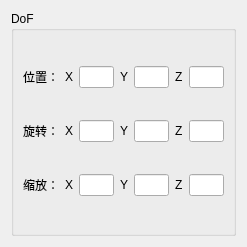
Old version of the form plugins/ctk_war_ui/DoFPropertyWgt.ui in the repository shamozhishu/zoo.
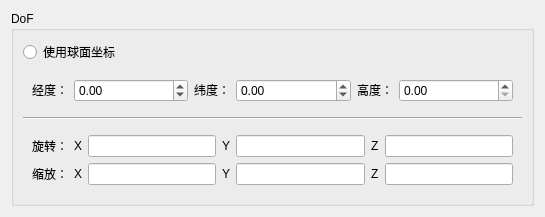
New version of the form. The open tabs and pages were chosen to show the change.

The edit to the form file:
```diff
--- a/plugins/ctk_war_ui/DoFPropertyWgt.ui
+++ b/plugins/ctk_war_ui/DoFPropertyWgt.ui
@@ -6,8 +6,8 @@
    <rect>
     <x>0</x>
     <y>0</y>
-    <width>247</width>
-    <height>247</height>
+    <width>545</width>
+    <height>189</height>
    </rect>
   </property>
   <property name="sizePolicy">
@@ -25,10 +25,67 @@
      <property name="title">
       <string>DoF</string>
      </property>
-     <layout class="QHBoxLayout" name="horizontalLayout">
+     <layout class="QVBoxLayout" name="verticalLayout">
       <item>
-       <layout class="QGridLayout" name="gridLayout">
-        <item row="0" column="3">
+       <widget class="QRadioButton" name="radioButton">
+        <property name="text">
+         <string>使用球面坐标</string>
+        </property>
+       </widget>
+      </item>
+      <item>
+       <widget class="QStackedWidget" name="stackedWidget">
+        <property name="sizePolicy">
+         <sizepolicy hsizetype="Preferred" vsizetype="Fixed">
+          <horstretch>0</horstretch>
+          <verstretch>0</verstretch>
+         </sizepolicy>
+        </property>
+        <property name="currentIndex">
+         <number>0</number>
+        </property>
+        <widget class="QWidget" name="page">
+         <layout class="QHBoxLayout" name="horizontalLayout_2">
+          <item>
+           <widget class="QLabel" name="label">
+            <property name="sizePolicy">
+             <sizepolicy hsizetype="Fixed" vsizetype="Preferred">
+              <horstretch>0</horstretch>
+              <verstretch>0</verstretch>
+             </sizepolicy>
+            </property>
+            <property name="text">
+             <string>位置：</string>
+            </property>
+           </widget>
+          </item>
+          <item>
+           <widget class="QLabel" name="label_4">
+            <property name="sizePolicy">
+             <sizepolicy hsizetype="Fixed" vsizetype="Preferred">
+              <horstretch>0</horstretch>
+              <verstretch>0</verstretch>
+             </sizepolicy>
+            </property>
+            <property name="text">
+             <string>X</string>
+            </property>
+           </widget>
+          </item>
+          <item>
+           <widget class="QLineEdit" name="lineEdit_posx">
+            <property name="sizePolicy">
+             <sizepolicy hsizetype="Preferred" vsizetype="Fixed">
+              <horstretch>0</horstretch>
+              <verstretch>0</verstretch>
+             </sizepolicy>
+            </property>
+            <property name="inputMethodHints">
+             <set>Qt::ImhNone</set>
+            </property>
+           </widget>
+          </item>
+          <item>
          <widget class="QLabel" name="label_5">
           <property name="sizePolicy">
            <sizepolicy hsizetype="Fixed" vsizetype="Preferred">
@@ -41,7 +98,17 @@
           </property>
          </widget>
         </item>
-        <item row="0" column="5">
+          <item>
+           <widget class="QLineEdit" name="lineEdit_posy">
+            <property name="sizePolicy">
+             <sizepolicy hsizetype="Preferred" vsizetype="Fixed">
+              <horstretch>0</horstretch>
+              <verstretch>0</verstretch>
+             </sizepolicy>
+            </property>
+           </widget>
+          </item>
+          <item>
          <widget class="QLabel" name="label_6">
           <property name="sizePolicy">
            <sizepolicy hsizetype="Fixed" vsizetype="Preferred">
@@ -54,7 +121,126 @@
           </property>
          </widget>
         </item>
-        <item row="1" column="0">
+          <item>
+           <widget class="QLineEdit" name="lineEdit_posz">
+            <property name="sizePolicy">
+             <sizepolicy hsizetype="Preferred" vsizetype="Fixed">
+              <horstretch>0</horstretch>
+              <verstretch>0</verstretch>
+             </sizepolicy>
+            </property>
+           </widget>
+          </item>
+         </layout>
+        </widget>
+        <widget class="QWidget" name="page_2">
+         <layout class="QHBoxLayout" name="horizontalLayout">
+          <item>
+           <widget class="QLabel" name="label_13">
+            <property name="sizePolicy">
+             <sizepolicy hsizetype="Preferred" vsizetype="Fixed">
+              <horstretch>0</horstretch>
+              <verstretch>0</verstretch>
+             </sizepolicy>
+            </property>
+            <property name="text">
+             <string>经度：</string>
+            </property>
+           </widget>
+          </item>
+          <item>
+           <widget class="QDoubleSpinBox" name="doubleSpinBox_lon">
+            <property name="sizePolicy">
+             <sizepolicy hsizetype="Expanding" vsizetype="Fixed">
+              <horstretch>0</horstretch>
+              <verstretch>0</verstretch>
+             </sizepolicy>
+            </property>
+            <property name="minimum">
+             <double>-180.000000000000000</double>
+            </property>
+            <property name="maximum">
+             <double>180.000000000000000</double>
+            </property>
+           </widget>
+          </item>
+          <item>
+           <widget class="QLabel" name="label_14">
+            <property name="sizePolicy">
+             <sizepolicy hsizetype="Preferred" vsizetype="Fixed">
+              <horstretch>0</horstretch>
+              <verstretch>0</verstretch>
+             </sizepolicy>
+            </property>
+            <property name="text">
+             <string>纬度：</string>
+            </property>
+           </widget>
+          </item>
+          <item>
+           <widget class="QDoubleSpinBox" name="doubleSpinBox_lat">
+            <property name="sizePolicy">
+             <sizepolicy hsizetype="Expanding" vsizetype="Fixed">
+              <horstretch>0</horstretch>
+              <verstretch>0</verstretch>
+             </sizepolicy>
+            </property>
+            <property name="minimum">
+             <double>-90.000000000000000</double>
+            </property>
+            <property name="maximum">
+             <double>90.000000000000000</double>
+            </property>
+           </widget>
+          </item>
+          <item>
+           <widget class="QLabel" name="label_15">
+            <property name="sizePolicy">
+             <sizepolicy hsizetype="Preferred" vsizetype="Fixed">
+              <horstretch>0</horstretch>
+              <verstretch>0</verstretch>
+             </sizepolicy>
+            </property>
+            <property name="text">
+             <string>高度：</string>
+            </property>
+           </widget>
+          </item>
+          <item>
+           <widget class="QDoubleSpinBox" name="doubleSpinBox_height">
+            <property name="sizePolicy">
+             <sizepolicy hsizetype="Expanding" vsizetype="Fixed">
+              <horstretch>0</horstretch>
+              <verstretch>0</verstretch>
+             </sizepolicy>
+            </property>
+            <property name="maximum">
+             <double>1000000000.000000000000000</double>
+            </property>
+           </widget>
+          </item>
+         </layout>
+        </widget>
+       </widget>
+      </item>
+      <item>
+       <widget class="Line" name="line">
+        <property name="orientation">
+         <enum>Qt::Horizontal</enum>
+        </property>
+       </widget>
+      </item>
+      <item>
+       <widget class="QStackedWidget" name="stackedWidget_2">
+        <property name="sizePolicy">
+         <sizepolicy hsizetype="Preferred" vsizetype="Fixed">
+          <horstretch>0</horstretch>
+          <verstretch>0</verstretch>
+         </sizepolicy>
+        </property>
+        <widget class="QWidget" name="page_3">
+         <layout class="QGridLayout" name="gridLayout">
+          <item row="0" column="0">
          <widget class="QLabel" name="label_2">
           <property name="sizePolicy">
            <sizepolicy hsizetype="Fixed" vsizetype="Preferred">
@@ -67,7 +253,7 @@
           </property>
          </widget>
         </item>
-        <item row="1" column="1">
+          <item row="0" column="1">
          <widget class="QLabel" name="label_8">
           <property name="sizePolicy">
            <sizepolicy hsizetype="Fixed" vsizetype="Preferred">
@@ -80,7 +266,17 @@
           </property>
          </widget>
         </item>
-        <item row="1" column="3">
+          <item row="0" column="2">
+           <widget class="QLineEdit" name="lineEdit_rotx">
+            <property name="sizePolicy">
+             <sizepolicy hsizetype="Preferred" vsizetype="Fixed">
+              <horstretch>0</horstretch>
+              <verstretch>0</verstretch>
+             </sizepolicy>
+            </property>
+           </widget>
+          </item>
+          <item row="0" column="3">
          <widget class="QLabel" name="label_9">
           <property name="sizePolicy">
            <sizepolicy hsizetype="Fixed" vsizetype="Preferred">
@@ -93,7 +289,17 @@
           </property>
          </widget>
         </item>
-        <item row="1" column="5">
+          <item row="0" column="4">
+           <widget class="QLineEdit" name="lineEdit_roty">
+            <property name="sizePolicy">
+             <sizepolicy hsizetype="Preferred" vsizetype="Fixed">
+              <horstretch>0</horstretch>
+              <verstretch>0</verstretch>
+             </sizepolicy>
+            </property>
+           </widget>
+          </item>
+          <item row="0" column="5">
          <widget class="QLabel" name="label_7">
           <property name="sizePolicy">
            <sizepolicy hsizetype="Fixed" vsizetype="Preferred">
@@ -106,33 +312,17 @@
           </property>
          </widget>
         </item>
-        <item row="0" column="1">
-         <widget class="QLabel" name="label_4">
+          <item row="0" column="6">
+           <widget class="QLineEdit" name="lineEdit_rotz">
           <property name="sizePolicy">
-           <sizepolicy hsizetype="Fixed" vsizetype="Preferred">
+             <sizepolicy hsizetype="Preferred" vsizetype="Fixed">
             <horstretch>0</horstretch>
             <verstretch>0</verstretch>
            </sizepolicy>
           </property>
-          <property name="text">
-           <string>X</string>
-          </property>
-         </widget>
-        </item>
-        <item row="0" column="0">
-         <widget class="QLabel" name="label">
-          <property name="sizePolicy">
-           <sizepolicy hsizetype="Fixed" vsizetype="Preferred">
-            <horstretch>0</horstretch>
-            <verstretch>0</verstretch>
-           </sizepolicy>
-          </property>
-          <property name="text">
-           <string>位置：</string>
-          </property>
-         </widget>
-        </item>
-        <item row="2" column="0">
+           </widget>
+          </item>
+          <item row="1" column="0">
          <widget class="QLabel" name="label_3">
           <property name="sizePolicy">
            <sizepolicy hsizetype="Fixed" vsizetype="Preferred">
@@ -145,7 +335,7 @@
           </property>
          </widget>
         </item>
-        <item row="2" column="1">
+          <item row="1" column="1">
          <widget class="QLabel" name="label_11">
           <property name="sizePolicy">
            <sizepolicy hsizetype="Fixed" vsizetype="Preferred">
@@ -158,96 +348,7 @@
           </property>
          </widget>
         </item>
-        <item row="2" column="3">
-         <widget class="QLabel" name="label_12">
-          <property name="sizePolicy">
-           <sizepolicy hsizetype="Fixed" vsizetype="Preferred">
-            <horstretch>0</horstretch>
-            <verstretch>0</verstretch>
-           </sizepolicy>
-          </property>
-          <property name="text">
-           <string>Y</string>
-          </property>
-         </widget>
-        </item>
-        <item row="2" column="5">
-         <widget class="QLabel" name="label_10">
-          <property name="sizePolicy">
-           <sizepolicy hsizetype="Fixed" vsizetype="Preferred">
-            <horstretch>0</horstretch>
-            <verstretch>0</verstretch>
-           </sizepolicy>
-          </property>
-          <property name="text">
-           <string>Z</string>
-          </property>
-         </widget>
-        </item>
-        <item row="0" column="2">
-         <widget class="QLineEdit" name="lineEdit_posx">
-          <property name="sizePolicy">
-           <sizepolicy hsizetype="Preferred" vsizetype="Fixed">
-            <horstretch>0</horstretch>
-            <verstretch>0</verstretch>
-           </sizepolicy>
-          </property>
-          <property name="inputMethodHints">
-           <set>Qt::ImhNone</set>
-          </property>
-         </widget>
-        </item>
-        <item row="0" column="4">
-         <widget class="QLineEdit" name="lineEdit_posy">
-          <property name="sizePolicy">
-           <sizepolicy hsizetype="Preferred" vsizetype="Fixed">
-            <horstretch>0</horstretch>
-            <verstretch>0</verstretch>
-           </sizepolicy>
-          </property>
-         </widget>
-        </item>
-        <item row="0" column="6">
-         <widget class="QLineEdit" name="lineEdit_posz">
-          <property name="sizePolicy">
-           <sizepolicy hsizetype="Preferred" vsizetype="Fixed">
-            <horstretch>0</horstretch>
-            <verstretch>0</verstretch>
-           </sizepolicy>
-          </property>
-         </widget>
-        </item>
         <item row="1" column="2">
-         <widget class="QLineEdit" name="lineEdit_rotx">
-          <property name="sizePolicy">
-           <sizepolicy hsizetype="Preferred" vsizetype="Fixed">
-            <horstretch>0</horstretch>
-            <verstretch>0</verstretch>
-           </sizepolicy>
-          </property>
-         </widget>
-        </item>
-        <item row="1" column="4">
-         <widget class="QLineEdit" name="lineEdit_roty">
-          <property name="sizePolicy">
-           <sizepolicy hsizetype="Preferred" vsizetype="Fixed">
-            <horstretch>0</horstretch>
-            <verstretch>0</verstretch>
-           </sizepolicy>
-          </property>
-         </widget>
-        </item>
-        <item row="1" column="6">
-         <widget class="QLineEdit" name="lineEdit_rotz">
-          <property name="sizePolicy">
-           <sizepolicy hsizetype="Preferred" vsizetype="Fixed">
-            <horstretch>0</horstretch>
-            <verstretch>0</verstretch>
-           </sizepolicy>
-          </property>
-         </widget>
-        </item>
-        <item row="2" column="2">
          <widget class="QLineEdit" name="lineEdit_scalex">
           <property name="sizePolicy">
            <sizepolicy hsizetype="Preferred" vsizetype="Fixed">
@@ -257,7 +358,20 @@
           </property>
          </widget>
         </item>
-        <item row="2" column="4">
+          <item row="1" column="3">
+           <widget class="QLabel" name="label_12">
+            <property name="sizePolicy">
+             <sizepolicy hsizetype="Fixed" vsizetype="Preferred">
+              <horstretch>0</horstretch>
+              <verstretch>0</verstretch>
+             </sizepolicy>
+            </property>
+            <property name="text">
+             <string>Y</string>
+            </property>
+           </widget>
+          </item>
+          <item row="1" column="4">
          <widget class="QLineEdit" name="lineEdit_scaley">
           <property name="sizePolicy">
            <sizepolicy hsizetype="Preferred" vsizetype="Fixed">
@@ -267,7 +381,20 @@
           </property>
          </widget>
         </item>
-        <item row="2" column="6">
+          <item row="1" column="5">
+           <widget class="QLabel" name="label_10">
+            <property name="sizePolicy">
+             <sizepolicy hsizetype="Fixed" vsizetype="Preferred">
+              <horstretch>0</horstretch>
+              <verstretch>0</verstretch>
+             </sizepolicy>
+            </property>
+            <property name="text">
+             <string>Z</string>
+            </property>
+           </widget>
+          </item>
+          <item row="1" column="6">
          <widget class="QLineEdit" name="lineEdit_scalez">
           <property name="sizePolicy">
            <sizepolicy hsizetype="Preferred" vsizetype="Fixed">
@@ -278,6 +405,9 @@
          </widget>
         </item>
        </layout>
+        </widget>
+        <widget class="QWidget" name="page_4"/>
+       </widget>
       </item>
      </layout>
     </widget>
```
Lines whose indentation alone changed are shown as unchanged.
